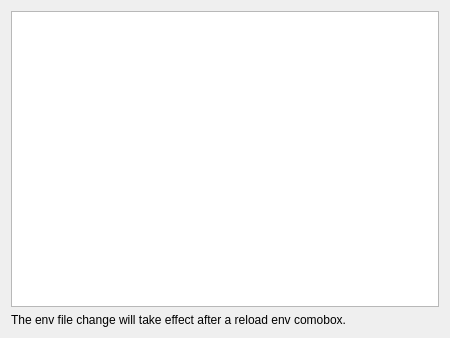
seanxyh/liteide, file liteidex/src/plugins/liteenv/liteenvoption.ui: the form before one commit.
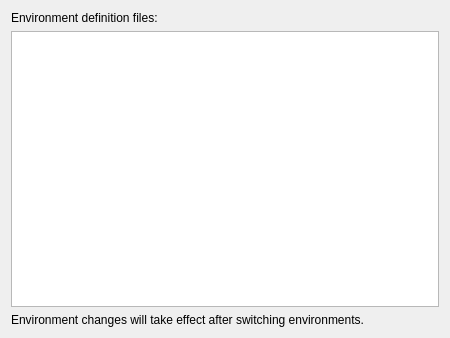
The form after the commit.

```diff
--- a/liteidex/src/plugins/liteenv/liteenvoption.ui
+++ b/liteidex/src/plugins/liteenv/liteenvoption.ui
@@ -14,13 +14,23 @@
    <string>Form</string>
   </property>
   <layout class="QVBoxLayout" name="verticalLayout">
+   <item>
+    <widget class="QLabel" name="treeLabel">
+     <property name="text">
+      <string>Environment definition files:</string>
+     </property>
+     <property name="wordWrap">
+      <bool>true</bool>
+     </property>
+    </widget>
+   </item>
    <item>
     <widget class="QTreeView" name="fileTreeView"/>
    </item>
    <item>
     <widget class="QLabel" name="label">
      <property name="text">
-      <string>The env file change will take effect after a reload env comobox.</string>
+      <string>Environment changes will take effect after switching environments.</string>
      </property>
      <property name="wordWrap">
       <bool>true</bool>
```
